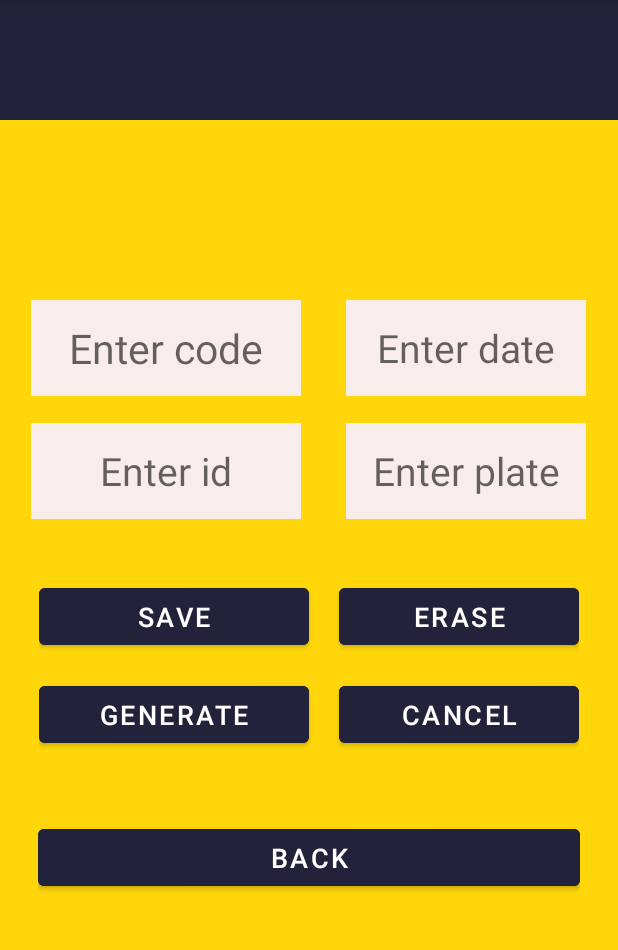
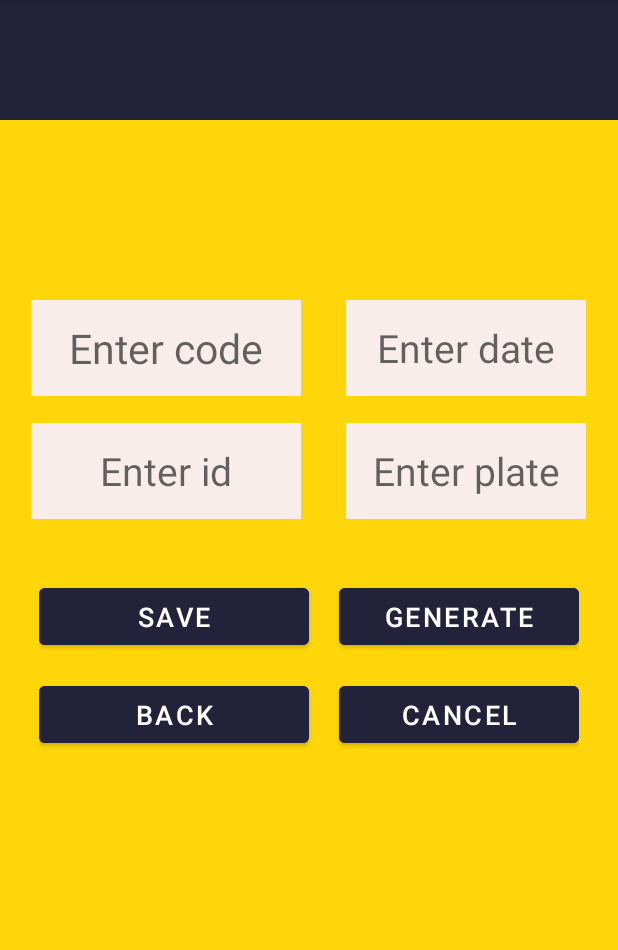
Before and after one commit to davidmillan5/CarDealerApp, an Android app: the ActivitySales screen opened directly, with no data from a screen before it, on a phone screen of 412 x 824 dp, the part 84-1034 px from its top. Run offline under Robolectric (Android 15) with nearby library versions, the phone set to English and light mode, and no system bars.

Commit message:
ActivitySales completed

```diff
--- a/app/src/main/java/com/example/cardealerapp/ActivityClients.java
+++ b/app/src/main/java/com/example/cardealerapp/ActivityClients.java
@@ -129,6 +129,7 @@ public class ActivityClients extends AppCompatActivity {
         etidentification.setText("");
         etfullname.setText("");
         etemail.setText("");
+        checkboxActive.setChecked(false);
         etidentification.requestFocus();
         sw = 0;
     }
--- a/app/src/main/res/layout/activity_sales.xml
+++ b/app/src/main/res/layout/activity_sales.xml
@@ -83,6 +83,7 @@
 
     </LinearLayout>
 
+
     <LinearLayout
         android:layout_width="wrap_content"
         android:layout_height="wrap_content"
@@ -104,13 +105,13 @@
             />
 
         <Button
-            android:id="@+id/eraseSale"
+            android:id="@+id/generateSale"
             android:layout_width="160sp"
             android:layout_weight="1"
             android:textSize="18dp"
             android:layout_height="50dp"
-            android:onClick="Erase"
-            android:text="Erase"
+            android:onClick="Generate"
+            android:text="Generate"
             android:backgroundTint="@color/grayblack"/>
     </LinearLayout>
 
@@ -124,14 +125,14 @@
         android:layout_marginTop="15dp"
         >
         <Button
-            android:id="@+id/generateInvoice"
+            android:id="@+id/backInvoice"
             android:layout_width="180sp"
             android:layout_height="50dp"
             android:layout_weight="1"
             android:textSize="18dp"
             android:layout_marginRight="20dp"
-            android:onClick="Generate"
-            android:text="Generate"
+            android:onClick="Back"
+            android:text="Back"
             android:backgroundTint="@color/grayblack"
             />
 
@@ -146,22 +147,6 @@
             android:backgroundTint="@color/grayblack"/>
     </LinearLayout>
 
-<LinearLayout
-    android:layout_width="match_parent"
-    android:layout_height="wrap_content"
-    android:layout_marginTop="20dp"
-    android:padding="25dp">
 
-    <Button
-        android:layout_gravity="center"
-        android:id="@+id/backButton"
-        android:layout_height="50dp"
-        android:layout_width="250dp"
-        android:layout_weight="1"
-        android:textSize="18dp"
-        android:onClick="Back"
-        android:text="Back"
-        android:backgroundTint="@color/grayblack"/>
-</LinearLayout>
 
     </LinearLayout>
```
Also changed, not shown: app/src/main/java/com/example/cardealerapp/ActivitySales.java (+56 -3 lines).
